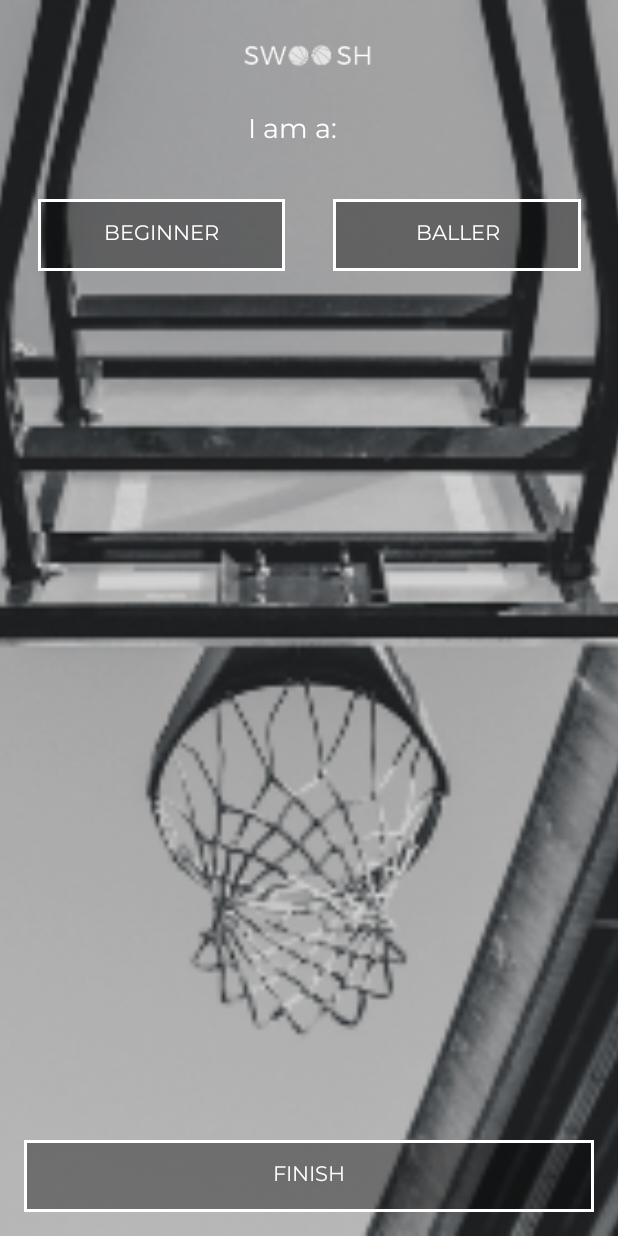
After one commit to ahussain1/Swoosh-App, an Android app: the SkillActivity screen opened directly, with no data from a screen before it, on a phone screen of 412 x 824 dp. The commit adds this screen. Run offline under Robolectric (Android 15) with nearby library versions, the phone set to English and light mode, and no system bars.

Commit message:
Skill selection layout

```diff
--- a/app/src/main/AndroidManifest.xml
+++ b/app/src/main/AndroidManifest.xml
@@ -22,7 +22,8 @@
             android:resource="@array/preloaded_fonts" />
 
         <activity android:name=".LeagueActivity" />
-        <activity android:name=".BaseActivity"></activity>
+        <activity android:name=".BaseActivity" />
+        <activity android:name=".SkillActivity"></activity>
     </application>
 
 </manifest>
--- a/app/src/main/java/com/arifh/swoosh/LeagueActivity.kt
+++ b/app/src/main/java/com/arifh/swoosh/LeagueActivity.kt
@@ -1,7 +1,9 @@
 package com.arifh.swoosh
 
+import android.content.Intent
 import android.support.v7.app.AppCompatActivity
 import android.os.Bundle
+import android.view.View
 
 class LeagueActivity : BaseActivity() {
 
@@ -9,4 +11,9 @@ class LeagueActivity : BaseActivity() {
         super.onCreate(savedInstanceState)
         setContentView(R.layout.activity_league)
     }
+
+    fun leagueNextClicked (view: View){
+        val skillActivity = Intent(this, SkillActivity::class.java)
+        startActivity(skillActivity)
+    }
 }
--- /dev/null
+++ b/app/src/main/java/com/arifh/swoosh/SkillActivity.kt
@@ -0,0 +1,12 @@
+package com.arifh.swoosh
+
+import android.support.v7.app.AppCompatActivity
+import android.os.Bundle
+
+class SkillActivity : AppCompatActivity() {
+
+    override fun onCreate(savedInstanceState: Bundle?) {
+        super.onCreate(savedInstanceState)
+        setContentView(R.layout.skill_activity)
+    }
+}
--- a/app/src/main/res/layout/activity_league.xml
+++ b/app/src/main/res/layout/activity_league.xml
@@ -34,21 +34,22 @@
         android:contentDescription="@string/app_logo" />
 
     <Button
-        android:id="@+id/button2"
+        android:id="@+id/leagueNextBtn"
         android:layout_width="0dp"
         android:layout_height="wrap_content"
-        android:layout_marginBottom="8dp"
-        android:layout_marginEnd="8dp"
-        android:layout_marginStart="8dp"
+        android:layout_marginBottom="16dp"
+        android:layout_marginEnd="16dp"
+        android:layout_marginStart="16dp"
         android:background="@drawable/swoosh_button"
         android:fontFamily="@font/montserrat"
-        android:text="Button"
+        android:onClick="leagueNextClicked"
+        android:text="@string/next"
         android:textColor="@android:color/white"
         app:layout_constraintBottom_toBottomOf="parent"
         app:layout_constraintEnd_toEndOf="parent"
         app:layout_constraintHorizontal_bias="0.0"
         app:layout_constraintStart_toStartOf="parent"
-        tools:text="NEXT" />
+        tools:text="@string/next" />
 
     <!--<Button-->
         <!--android:id="@+id/button2"-->
@@ -80,8 +81,8 @@
     <LinearLayout
         android:layout_width="0dp"
         android:layout_height="wrap_content"
-        android:layout_marginEnd="8dp"
-        android:layout_marginStart="8dp"
+        android:layout_marginEnd="16dp"
+        android:layout_marginStart="16dp"
         android:layout_marginTop="32dp"
         android:orientation="vertical"
         app:layout_constraintEnd_toEndOf="parent"
--- a/app/src/main/res/layout/activity_welcome.xml
+++ b/app/src/main/res/layout/activity_welcome.xml
@@ -4,7 +4,7 @@
     xmlns:tools="http://schemas.android.com/tools"
     android:layout_width="match_parent"
     android:layout_height="match_parent"
-    tools:context=".WelcomActivity">
+    tools:context=".WelcomeActivity">
 
     <ImageView
         android:id="@+id/imageView"
@@ -82,9 +82,9 @@
         android:id="@+id/getStartedBtn"
         android:layout_width="0dp"
         android:layout_height="wrap_content"
-        android:layout_marginBottom="8dp"
-        android:layout_marginEnd="8dp"
-        android:layout_marginStart="8dp"
+        android:layout_marginBottom="16dp"
+        android:layout_marginEnd="16dp"
+        android:layout_marginStart="16dp"
         android:background="@drawable/swoosh_button"
         android:fontFamily="@font/montserrat"
         android:text="@string/get_started"
--- /dev/null
+++ b/app/src/main/res/layout/skill_activity.xml
@@ -0,0 +1,104 @@
+<?xml version="1.0" encoding="utf-8"?>
+<android.support.constraint.ConstraintLayout xmlns:android="http://schemas.android.com/apk/res/android"
+    xmlns:app="http://schemas.android.com/apk/res-auto"
+    xmlns:tools="http://schemas.android.com/tools"
+    android:layout_width="match_parent"
+    android:layout_height="match_parent"
+    tools:context=".SkillActivity">
+
+    <ImageView
+        android:id="@+id/imageView3"
+        android:layout_width="0dp"
+        android:layout_height="0dp"
+        android:scaleType="centerCrop"
+        android:src="@drawable/beginnerballerbg"
+        app:layout_constraintBottom_toBottomOf="parent"
+        app:layout_constraintEnd_toEndOf="parent"
+        app:layout_constraintHorizontal_bias="0.0"
+        app:layout_constraintStart_toStartOf="parent"
+        app:layout_constraintTop_toTopOf="parent"
+        app:layout_constraintVertical_bias="1.0"
+        android:contentDescription="@string/background_image" />
+
+    <ImageView
+        android:id="@+id/imageView5"
+        android:layout_width="88dp"
+        android:layout_height="26dp"
+        android:layout_marginEnd="8dp"
+        android:layout_marginStart="8dp"
+        android:layout_marginTop="24dp"
+        android:contentDescription="@string/app_logo"
+        app:layout_constraintEnd_toEndOf="parent"
+        app:layout_constraintStart_toStartOf="parent"
+        app:layout_constraintTop_toTopOf="parent"
+        app:srcCompat="@drawable/swooshlogo" />
+
+    <TextView
+        android:id="@+id/textView5"
+        android:layout_width="81dp"
+        android:layout_height="wrap_content"
+        android:layout_marginEnd="8dp"
+        android:layout_marginStart="8dp"
+        android:layout_marginTop="24dp"
+        android:fontFamily="@font/montserrat"
+        android:text="@string/i_am_a"
+        android:textColor="@android:color/white"
+        android:textSize="18sp"
+        app:layout_constraintEnd_toEndOf="parent"
+        app:layout_constraintStart_toStartOf="parent"
+        app:layout_constraintTop_toBottomOf="@+id/imageView5" />
+
+    <LinearLayout
+        android:layout_width="362dp"
+        android:layout_height="wrap_content"
+        android:layout_marginEnd="8dp"
+        android:layout_marginStart="8dp"
+        android:layout_marginTop="32dp"
+        android:orientation="horizontal"
+        app:layout_constraintEnd_toEndOf="parent"
+        app:layout_constraintStart_toStartOf="parent"
+        app:layout_constraintTop_toBottomOf="@+id/textView5">
+
+        <ToggleButton
+            android:id="@+id/toggleButton8"
+            android:layout_width="wrap_content"
+            android:layout_height="wrap_content"
+            android:layout_marginEnd="16dp"
+            android:layout_weight="1"
+            android:background="@drawable/swoosh_toggle"
+            android:fontFamily="@font/montserrat"
+            android:text="@string/beginner"
+            android:textColor="@android:color/white"
+            android:textOff="@string/beginner"
+            android:textOn="@string/beginner" />
+
+        <ToggleButton
+            android:id="@+id/toggleButton7"
+            android:layout_width="wrap_content"
+            android:layout_height="wrap_content"
+            android:layout_marginStart="16dp"
+            android:layout_weight="1"
+            android:background="@drawable/swoosh_toggle"
+            android:fontFamily="@font/montserrat"
+            android:text="@string/baller"
+            android:textColor="@android:color/white"
+            android:textOff="@string/baller"
+            android:textOn="@string/baller" />
+    </LinearLayout>
+
+    <Button
+        android:id="@+id/button"
+        android:layout_width="0dp"
+        android:layout_height="wrap_content"
+        android:layout_marginBottom="16dp"
+        android:layout_marginEnd="16dp"
+        android:layout_marginStart="16dp"
+        android:background="@drawable/swoosh_button"
+        android:fontFamily="@font/montserrat"
+        android:text="@string/finish"
+        android:textColor="@android:color/white"
+        app:layout_constraintBottom_toBottomOf="@+id/imageView3"
+        app:layout_constraintEnd_toEndOf="parent"
+        app:layout_constraintStart_toStartOf="parent" />
+
+</android.support.constraint.ConstraintLayout>
--- a/app/src/main/res/values/strings.xml
+++ b/app/src/main/res/values/strings.xml
@@ -10,4 +10,9 @@
     <string name="on_going_all_out">ON GOING ALL OUT</string>
     <string name="find_a_team_in_your_city_and_dominate_the_league">Find a team in your city and dominate the league</string>
     <string name="get_started">GET STARTED</string>
+    <string name="i_am_a">I am a:</string>
+    <string name="beginner">BEGINNER</string>
+    <string name="baller">BALLER</string>
+    <string name="finish">FINISH</string>
+    <string name="next">NEXT</string>
 </resources>
```
